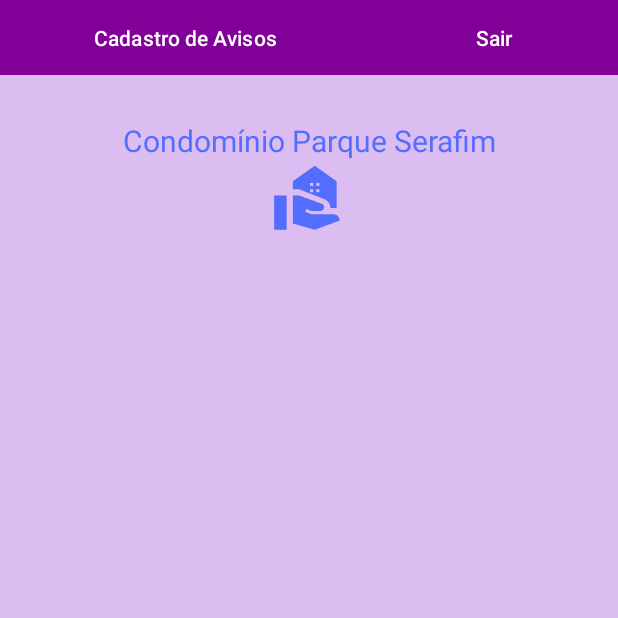
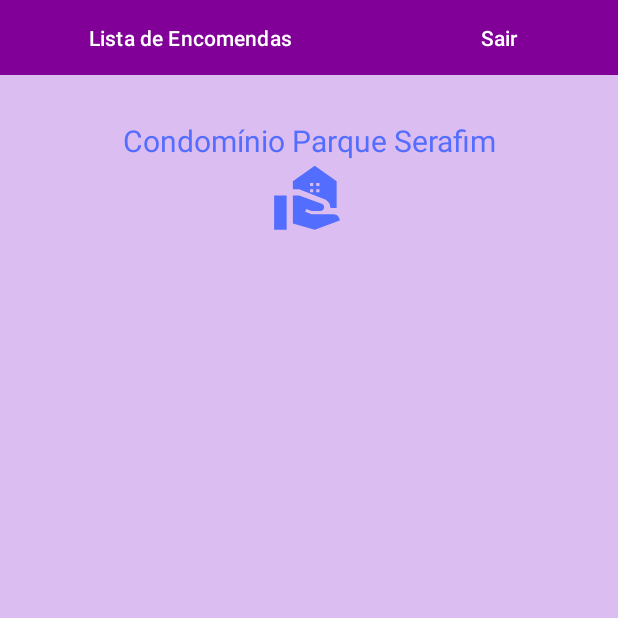
Before and after one commit to barrosjr87/CondominioX2, an Android app: the PortariaListaEncomendas screen opened directly, with no data from a screen before it, on a phone screen of 412 x 824 dp, the top half of it. Run offline under Robolectric (Android 15) with nearby library versions, the phone set to English and light mode, and no system bars; our stand-ins replace Firebase (no records; nobody signed in at launch, a user with empty details on screens opened directly); libraries missing offline, so code that uses them is left out: org.checkerframework.checker.

Commit message:
Telas de listview

```diff
--- a/app/src/main/res/layout/activity_portaria_lista_encomendas.xml
+++ b/app/src/main/res/layout/activity_portaria_lista_encomendas.xml
@@ -29,7 +29,7 @@
                 android:layout_height="50dp"
                 android:layout_weight="1"
                 android:backgroundTint="@color/darkpurple"
-                android:text="Cadastro de Avisos"
+                android:text="Lista de Encomendas"
                 android:textColor="@color/white" />
 
             <Button
```
Also changed, not shown: 16 other files.
